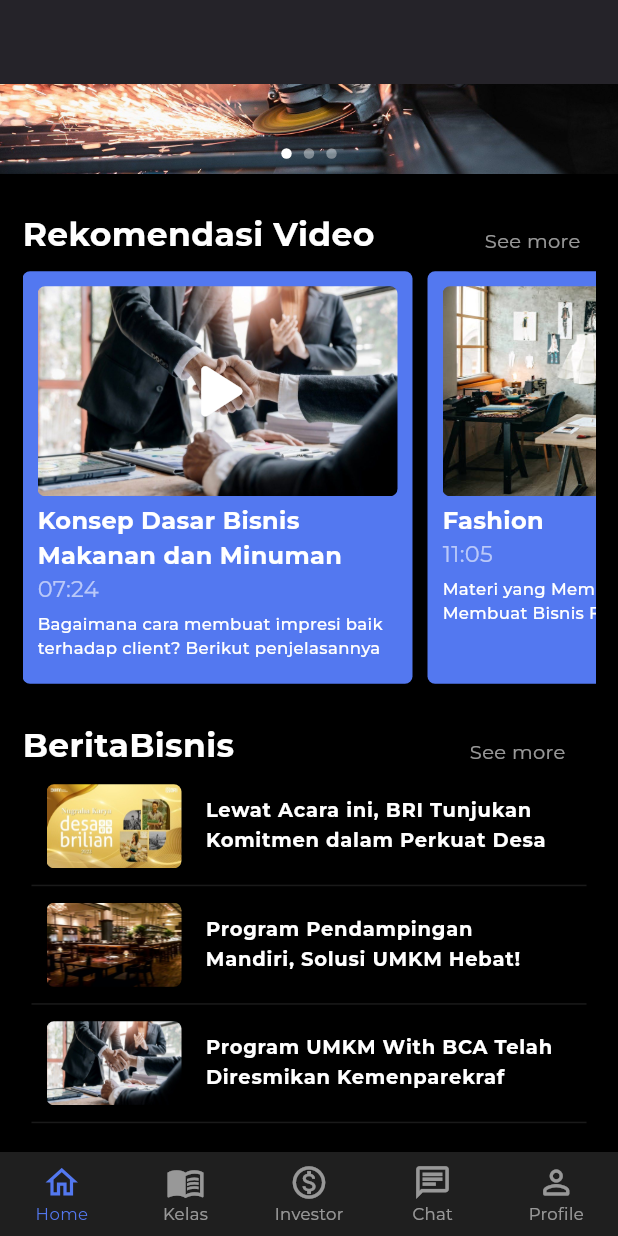
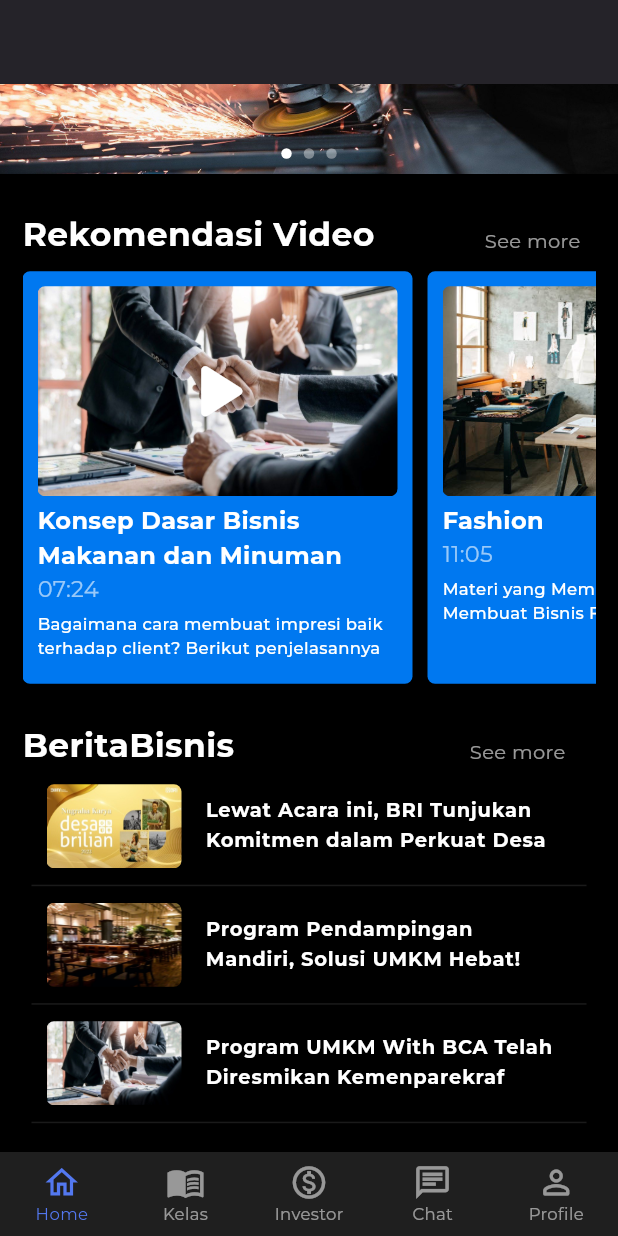
Before and after one commit to ahsuunn/bisabisnis, a Flutter app: the screen it shows once a user with an empty profile is signed in, scrolled down 160 dp, on a phone screen of 412 x 824 dp. Run offline on Flutter 3.47's test engine with Material 3 defaults, Android fonts, the phone set to English and light mode, and no system bars; drawn by our look-alikes of carousel_slider; our stand-ins replace cloud_firestore, firebase_auth, firebase_core, google_fonts, google_sign_in; accounts and stored records are empty.

Commit message:
github test

```diff
--- a/lib/screens/home_screen.dart
+++ b/lib/screens/home_screen.dart
@@ -317,7 +317,7 @@ class _HomePageState extends State<HomePage> {
                               left: 10, right: 5, top: 5, bottom: 0),
                           decoration: BoxDecoration(
                             borderRadius: BorderRadius.circular(5),
-                            color: Color.fromARGB(255, 83, 120, 240),
+                            color: Color.fromARGB(255, 0, 120, 240),
                           ),
                           child: Column(
                             crossAxisAlignment: CrossAxisAlignment.start,
```
